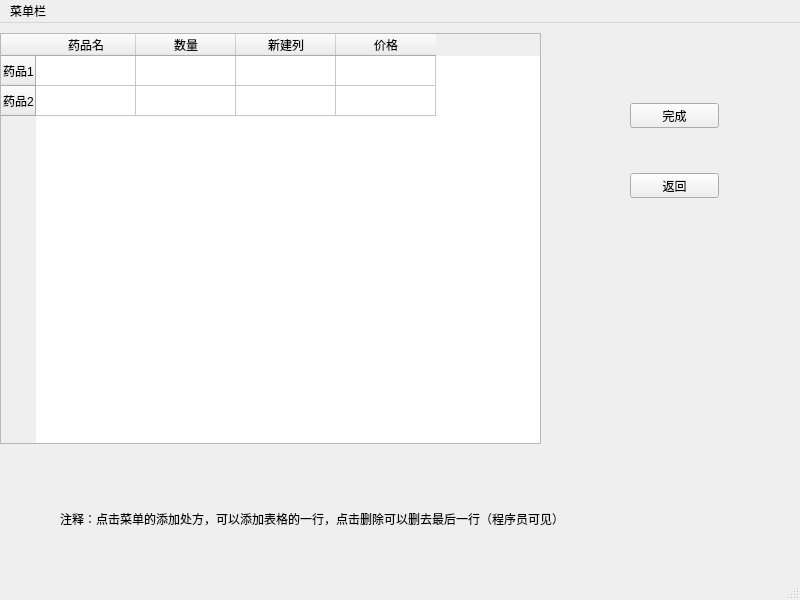
Before: the Qt Designer form ui/EditRecipeAndPaymentOrder.ui in BottleOfErie/SmartHospital, drawn with Qt 5.
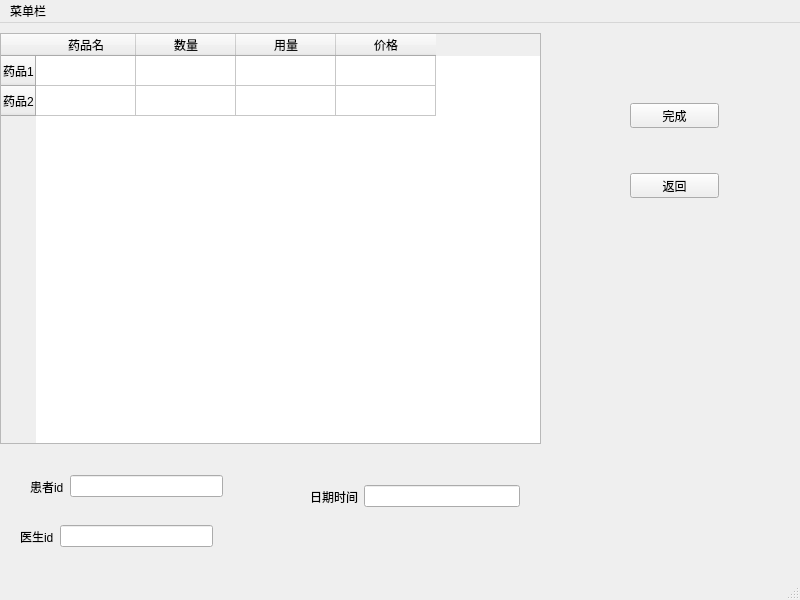
After: the same form once the commit is applied. Icons and pictures are not drawn.

The edit to the form file:
```diff
--- a/ui/EditRecipeAndPaymentOrder.ui
+++ b/ui/EditRecipeAndPaymentOrder.ui
@@ -13,6 +13,9 @@
   <property name="windowTitle">
    <string>MainWindow</string>
   </property>
+  <property name="styleSheet">
+   <string notr="true">#EditRecipeAndPaymentOrder{border-image: url(:/images/02.jpg);}</string>
+  </property>
   <widget class="QWidget" name="centralwidget">
    <widget class="QTableWidget" name="tableWidget">
     <property name="geometry">
@@ -45,7 +48,7 @@
     </column>
     <column>
      <property name="text">
-      <string>新建列</string>
+      <string>用量</string>
      </property>
     </column>
     <column>
@@ -80,18 +83,71 @@
      <string>返回</string>
     </property>
    </widget>
-   <widget class="QLabel" name="label">
+   <widget class="QWidget" name="">
     <property name="geometry">
      <rect>
-      <x>60</x>
+      <x>30</x>
+      <y>450</y>
+      <width>193</width>
+      <height>27</height>
+     </rect>
+    </property>
+    <layout class="QHBoxLayout" name="horizontalLayout">
+     <item>
+      <widget class="QLabel" name="label_2">
+       <property name="text">
+        <string>患者id</string>
+       </property>
+      </widget>
+     </item>
+     <item>
+      <widget class="QLineEdit" name="lineEdit"/>
+     </item>
+    </layout>
+   </widget>
+   <widget class="QWidget" name="">
+    <property name="geometry">
+     <rect>
+      <x>20</x>
+      <y>500</y>
+      <width>193</width>
+      <height>27</height>
+     </rect>
+    </property>
+    <layout class="QHBoxLayout" name="horizontalLayout_2">
+     <item>
+      <widget class="QLabel" name="label">
+       <property name="text">
+        <string>医生id</string>
+       </property>
+      </widget>
+     </item>
+     <item>
+      <widget class="QLineEdit" name="lineEdit_2"/>
+     </item>
+    </layout>
+   </widget>
+   <widget class="QWidget" name="">
+    <property name="geometry">
+     <rect>
+      <x>310</x>
       <y>460</y>
-      <width>671</width>
-      <height>71</height>
+      <width>210</width>
+      <height>27</height>
      </rect>
     </property>
-    <property name="text">
-     <string>注释：点击菜单的添加处方，可以添加表格的一行，点击删除可以删去最后一行（程序员可见）</string>
-    </property>
+    <layout class="QHBoxLayout" name="horizontalLayout_3">
+     <item>
+      <widget class="QLabel" name="label_3">
+       <property name="text">
+        <string>日期时间</string>
+       </property>
+      </widget>
+     </item>
+     <item>
+      <widget class="QLineEdit" name="lineEdit_3"/>
+     </item>
+    </layout>
    </widget>
   </widget>
   <widget class="QStatusBar" name="statusbar"/>
```
